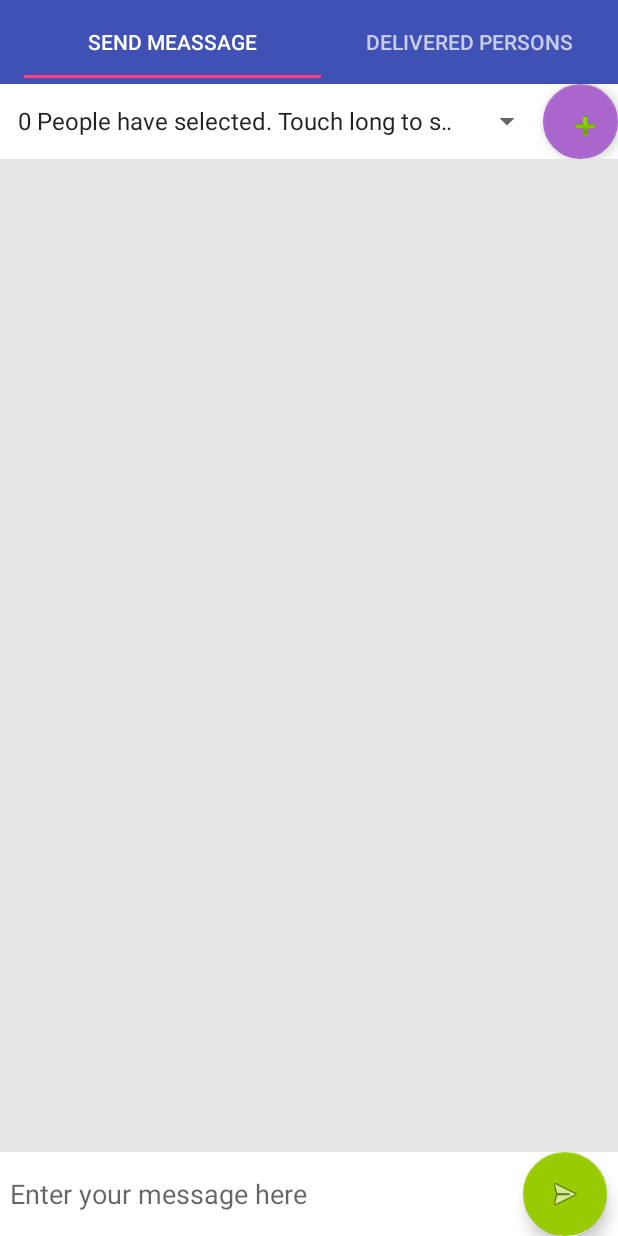
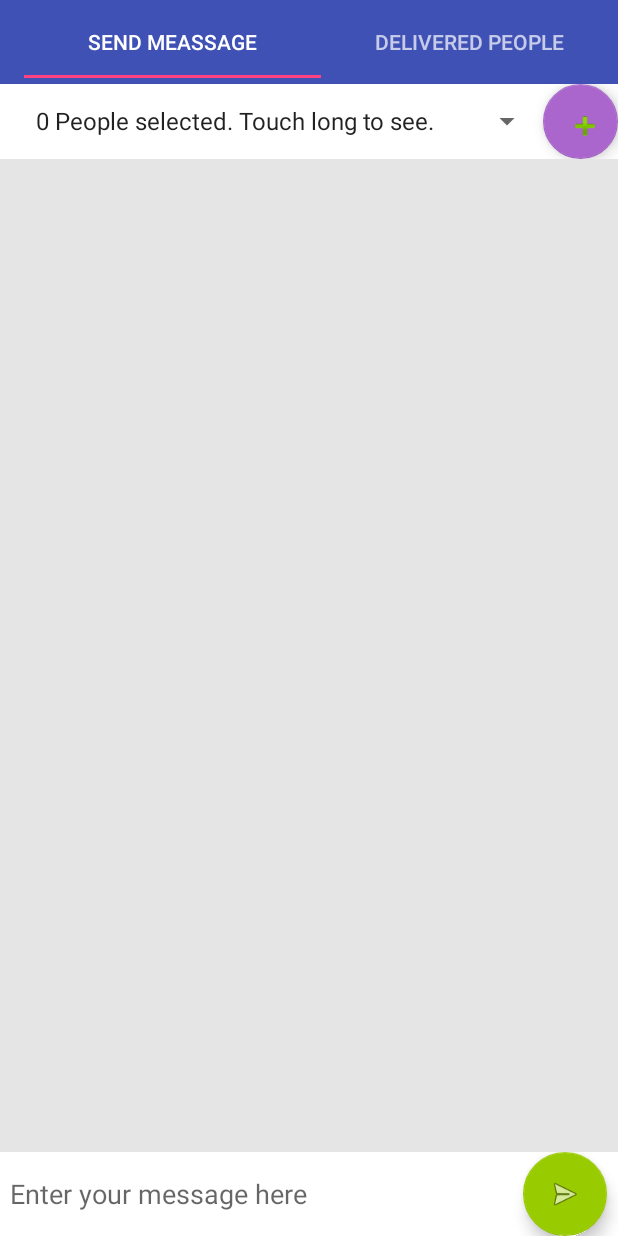
Before and after one commit to HarunAGCA/BulkSMS, an Android app: the FragmentMessage screen opened directly, with no data from a screen before it, after a tap on an icon or button, on a phone screen of 412 x 824 dp. Run offline under Robolectric (Android 15) with nearby library versions, the phone set to English and light mode, and no system bars.

Commit message:
Resolved discrepancy with UI  and selected people list.

```diff
--- a/app/src/main/java/com/example/harun/bulksms/Activity/MainActivity.java
+++ b/app/src/main/java/com/example/harun/bulksms/Activity/MainActivity.java
@@ -28,7 +28,7 @@ public class MainActivity extends AppCompatActivity {
         tabLayout = (TabLayout) findViewById(R.id.tabLayout);
 
         tabLayout.addTab(tabLayout.newTab().setText("Send Meassage"));
-        tabLayout.addTab(tabLayout.newTab().setText("Delivered Persons"));
+        tabLayout.addTab(tabLayout.newTab().setText("Delivered People"));
 
         tabLayout.setTabGravity(tabLayout.GRAVITY_FILL);
 
--- a/app/src/main/java/com/example/harun/bulksms/Fragment/FragmentMessage.java
+++ b/app/src/main/java/com/example/harun/bulksms/Fragment/FragmentMessage.java
@@ -17,7 +17,6 @@ import android.util.Log;
 import android.view.LayoutInflater;
 import android.view.View;
 import android.view.ViewGroup;
-import android.widget.AdapterView;
 import android.widget.ArrayAdapter;
 import android.widget.EditText;
 import android.widget.Spinner;
@@ -27,6 +26,7 @@ import com.example.harun.bulksms.Activity.Contacts;
 import com.example.harun.bulksms.R;
 
 import java.util.ArrayList;
+import java.util.List;
 
 /**
  * Created by HARUN on 24.04.2018.
@@ -45,9 +45,12 @@ public class FragmentMessage extends Fragment {
 
     Spinner spinner;
 
+    List<String> selectedPeopleNames;
+    List<String> selectedPeopleNumbers;
+
     String message = "";
+    String [] a;
 
-    Contacts mContacts;
 
     @Nullable
     @Override
@@ -63,11 +66,14 @@ public class FragmentMessage extends Fragment {
 
         spinner = view.findViewById(R.id.spinnerChoosedPeople);
 
-        String [] a = new String[1];
-        a[0] = ""+mContacts.choicedPersonNames.size()+ " " + "People have selected. Touch long to see them.";
+        selectedPeopleNames = new ArrayList<>();
+        selectedPeopleNumbers = new ArrayList<>();
 
+        a = new String[1];
 
-        mContacts = new Contacts();
+        a[0] = ""+ selectedPeopleNumbers.size()+ " " + "People selected. Touch long to see.";
+
+       // mContacts = new Contacts();
 
         arrayAdapter = new ArrayAdapter<>(getContext(), android.R.layout.simple_spinner_item, a);
         spinner.setAdapter(arrayAdapter);
@@ -75,10 +81,12 @@ public class FragmentMessage extends Fragment {
         spinner.setOnLongClickListener(new View.OnLongClickListener() {
             @Override
             public boolean onLongClick(View view) {
-                buildDialog("Selected People", mContacts.choicedPersonNames.toArray(new CharSequence[mContacts.choicedPersonNames.size()]));
+                buildDialog("Selected People",selectedPeopleNames.toArray(new CharSequence[selectedPeopleNames.size()]));
                 return false;
             }
         });
+
+
 
 
 
@@ -89,21 +97,27 @@ public class FragmentMessage extends Fragment {
 
                     message = messageBox.getText().toString();
 
-                    if (mContacts.choicedPersonNumbers.size() != 0) {
+                    if (selectedPeopleNumbers.size() != 0) {
 
                         messageBox.setText("");
 
-                        for (int i = 0; i < mContacts.choicedPersonNumbers.size(); i++) {
-                            sendSMS(mContacts.choicedPersonNumbers.get(i), message);
+                        for (int i = 0; i < selectedPeopleNumbers.size(); i++) {
+                            sendSMS(selectedPeopleNumbers.get(i), message);
                         }
                     } else {
                         Toast.makeText(getActivity(), "Phone number can not empty!", Toast.LENGTH_LONG).show();
                     }
 
-                    mContacts.choicedPersonNumbers.clear();
-                    mContacts.choicedPersonPositions.clear();
+                    Log.d("debug", "before"+selectedPeopleNames.size());
+                    Log.d("debug", "before"+selectedPeopleNumbers.size());
+                    selectedPeopleNames.clear();
+                    selectedPeopleNumbers.clear();
+                    a[0] = ""+selectedPeopleNumbers.size()+ " " + "People selected. Touch long to see.";
+                    arrayAdapter.notifyDataSetChanged();
+                    Log.d("debug", "after"+selectedPeopleNames.size());
+                    Log.d("debug", "after"+selectedPeopleNumbers.size());
 
-                    arrayAdapter.notifyDataSetChanged();
+
 
 
                 } catch (Exception e) {
@@ -117,7 +131,8 @@ public class FragmentMessage extends Fragment {
             @Override
             public void onClick(View view) {
 
-                startActivity(new Intent(getActivity(), Contacts.class));
+                startActivityForResult(new Intent(getActivity(), Contacts.class), 1);
+
 
             }
         });
@@ -207,5 +222,23 @@ public class FragmentMessage extends Fragment {
 
     }
 
-
+    @Override
+    public void onActivityResult(int requestCode, int resultCode, Intent data) {
+        if(requestCode == 1){
+            Log.d("debug", "requestCode = " + requestCode);
+            if (resultCode == Activity.RESULT_OK){
+                Log.d("debug", "result_ok");
+                selectedPeopleNames = (List<String>) data.getSerializableExtra("name");
+                selectedPeopleNumbers = (List<String>) data.getSerializableExtra("number");
+                a[0] = ""+ selectedPeopleNumbers.size()+ " " + "People selected. Touch long to see.";
+                arrayAdapter.notifyDataSetChanged();
+            }else {
+                Log.d("debug", "else");
+                selectedPeopleNames.clear();
+                selectedPeopleNumbers.clear();
+                a[0] = ""+ selectedPeopleNumbers.size()+ " " + "People selected. Touch long to see.";
+                arrayAdapter.notifyDataSetChanged();
+            }
+        }
+    }
 }
```
Also changed, not shown: app/src/main/java/com/example/harun/bulksms/Activity/Contacts.java (+19 -0 lines).
